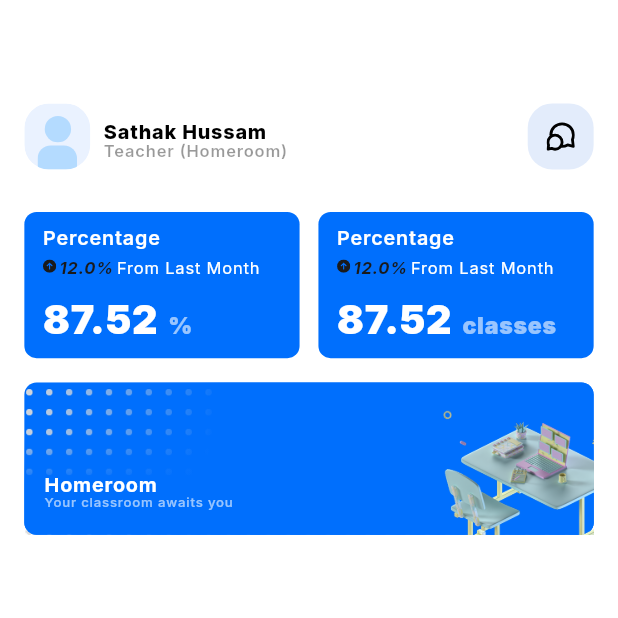
After one commit to dh3eraj/thepilot, a Flutter app: the HomeScreen screen opened by its route, on a phone screen of 412 x 824 dp, the top half of it. The commit adds this screen. Run offline on Flutter 3.47's test engine with Material 3 defaults, Android fonts, the phone set to English and light mode, and no system bars; our stand-ins replace flutter_screenutil, flutter_svg, go_router, google_fonts.

Commit message:
homeroom done

```diff
--- a/lib/config/routes/app_routes.dart
+++ b/lib/config/routes/app_routes.dart
@@ -1,4 +1,5 @@
 import 'package:go_router/go_router.dart';
+import 'package:thepilot/features/home/presentation/pages/home_screen.dart';
 import 'package:thepilot/features/login/presentation/pages/login_screen.dart';
 
 class AppRoutes {
@@ -11,6 +12,12 @@ class AppRoutes {
           return LoginScreen();
         },
       ),
+      GoRoute(
+        path: '/home',
+        builder: (context, state) {
+          return HomeScreen();
+        },
+      ),
     ],
   );
 }
--- /dev/null
+++ b/lib/core/constants/images.dart
@@ -0,0 +1,6 @@
+class Images {
+  static const String _baseUrl = 'assets/images';
+  static const String workspace = '$_baseUrl/workspace.png';
+    static const String dots = '$_baseUrl/dots.png';
+
+}
--- a/lib/core/constants/svgs.dart
+++ b/lib/core/constants/svgs.dart
@@ -1,5 +1,10 @@
 class Svgs {
   static const String _baseUrl = 'assets/svgs';
+  static String get baseUrl => _baseUrl;
   static const String image = '$_baseUrl/image.svg';
   static const String eyeClose = '$_baseUrl/eye-close.svg';
+  static const String messageChat = '$_baseUrl/message-chat.svg';
+  static const String avatar = '$_baseUrl/avatar.svg';
+  static const String arrowUpRounded = '$_baseUrl/arrow-up-rounded.svg';
+  static const String workspace = '$_baseUrl/workspace.svg';
 }
--- /dev/null
+++ b/lib/features/home/presentation/pages/home_screen.dart
@@ -0,0 +1,217 @@
+import 'package:flutter/material.dart';
+import 'package:flutter/rendering.dart';
+import 'package:flutter_screenutil/flutter_screenutil.dart';
+import 'package:google_fonts/google_fonts.dart';
+import 'package:thepilot/core/constants/images.dart';
+import 'package:thepilot/core/constants/svgs.dart';
+import 'package:thepilot/core/widgets/custom_image.dart';
+import 'package:thepilot/features/home/presentation/widgets/percentage_card.dart';
+
+class HomeScreen extends StatelessWidget {
+  const HomeScreen({super.key});
+
+  @override
+  Widget build(BuildContext context) {
+    return PopScope(
+      canPop: false,
+      child: Scaffold(
+        backgroundColor: Color(0xFFFFFFFF),
+        body: SingleChildScrollView(
+          child: Padding(
+            padding: const EdgeInsets.symmetric(horizontal: 16).r,
+            child: Column(
+              mainAxisAlignment: MainAxisAlignment.start,
+              crossAxisAlignment: CrossAxisAlignment.start,
+              mainAxisSize: MainAxisSize.min,
+              children: [
+                AppBar().preferredSize.height.verticalSpace,
+                Padding(
+                  padding: EdgeInsets.symmetric(vertical: 12).r,
+                  child: Row(
+                    mainAxisAlignment: MainAxisAlignment.start,
+                    crossAxisAlignment: CrossAxisAlignment.center,
+                    mainAxisSize: MainAxisSize.max,
+                    children: [
+                      ClipRRect(
+                        borderRadius: BorderRadius.circular(16).r,
+                        child: Container(
+                          width: 40.w,
+                          height: 40.w,
+                          alignment: Alignment.bottomCenter,
+                          decoration: BoxDecoration(
+                            color: Color(0xFFEAF2FF),
+                            borderRadius: BorderRadius.circular(16).r,
+                          ),
+                          child: CustomImage.svg(
+                            Svgs.avatar,
+                            width: 24.w,
+                            fit: BoxFit.fitWidth,
+                          ),
+                        ),
+                      ),
+                      8.horizontalSpace,
+                      Column(
+                        mainAxisAlignment: MainAxisAlignment.start,
+                        crossAxisAlignment: CrossAxisAlignment.start,
+                        mainAxisSize: MainAxisSize.min,
+                        children: [
+                          5.verticalSpace,
+                          Text(
+                            'Sathak Hussam',
+                            style: GoogleFonts.inter(
+                              color: Color(0xFF000000),
+                              fontSize: 12.sp,
+                              fontWeight: FontWeight.w800,
+                              letterSpacing: 0.5.sp,
+                              height: 1.sp,
+                            ),
+                          ),
+                          Text(
+                            'Teacher (Homeroom)',
+                            style: GoogleFonts.inter(
+                              color: Color(0x66000000),
+                              fontSize: 10.sp,
+                              fontWeight: FontWeight.w600,
+                              letterSpacing: 0.5.sp,
+                              height: 1.sp,
+                            ),
+                          ),
+                        ],
+                      ),
+                      Spacer(),
+                      Container(
+                        width: 40.w,
+                        height: 40.w,
+                        alignment: Alignment.center,
+                        decoration: BoxDecoration(
+                          color: Color(0xFFE3ECFB),
+                          borderRadius: BorderRadius.circular(16).r,
+                        ),
+                        child: CustomImage.svg(
+                          Svgs.messageChat,
+                          width: 18.w,
+                          height: 18.w,
+                        ),
+                      ),
+                    ],
+                  ),
+                ),
+                16.verticalSpace,
+                Row(
+                  mainAxisAlignment: MainAxisAlignment.spaceBetween,
+                  crossAxisAlignment: CrossAxisAlignment.center,
+                  mainAxisSize: MainAxisSize.max,
+                  children: [
+                    PercentageCard(increment: 12, total: 87.52, unit: '%'),
+                    PercentageCard(
+                      increment: 12,
+                      total: 87.52,
+                      unit: 'classes',
+                    ),
+                  ],
+                ),
+                16.verticalSpace,
+                Container(
+                  width: 1.sw,
+                  height: 100.h,
+                  alignment: Alignment.bottomCenter,
+                  decoration: BoxDecoration(
+                    color: Color(0xFF006FFD),
+                    borderRadius: BorderRadius.circular(8).r,
+                  ),
+                  child: Stack(
+                    children: [
+                      CustomImage(
+                        Images.dots,
+                        width: 100.sw,
+                        fit: BoxFit.fitWidth,
+                      ),
+                      Container(
+                        width: 1.sw,
+                        height: 100.w,
+                        decoration: BoxDecoration(
+                          borderRadius: BorderRadius.circular(8).r,
+                          gradient: LinearGradient(
+                            begin: FractionalOffset.topLeft,
+                            end: FractionalOffset.bottomRight,
+                            colors: [
+                              Color(0xFF006FFD).withValues(alpha: 0.0),
+                              Color(0xFF006FFD),
+                              Color(0xFF006FFD),
+                              Color(0xFF006FFD),
+                            ],
+                          ),
+                        ),
+                      ),
+                      Container(
+                        width: 1.sw,
+                        height: 100.w,
+                        decoration: BoxDecoration(
+                          borderRadius: BorderRadius.circular(8).r,
+                          gradient: LinearGradient(
+                            begin: FractionalOffset.topCenter,
+                            end: FractionalOffset.bottomCenter,
+                            colors: [
+                              Color(0xFF006FFD).withValues(alpha: 0.0),
+                              Color(0xFF006FFD).withValues(alpha: 0.0),
+                              Color(0xFF006FFD),
+                              Color(0xFF006FFD),
+                            ],
+                          ),
+                        ),
+                      ),
+                      Align(
+                        alignment: Alignment.bottomCenter,
+                        child: Row(
+                          mainAxisAlignment: MainAxisAlignment.spaceBetween,
+                          crossAxisAlignment: CrossAxisAlignment.end,
+                          mainAxisSize: MainAxisSize.max,
+                          children: [
+                            Padding(
+                              padding: const EdgeInsets.only(left: 12).w,
+                              child: Column(
+                                mainAxisAlignment: MainAxisAlignment.start,
+                                crossAxisAlignment: CrossAxisAlignment.start,
+                                mainAxisSize: MainAxisSize.min,
+                                children: [
+                                  Text(
+                                    'Homeroom',
+                                    style: GoogleFonts.inter(
+                                      color: Color(0xFFFFFFFF),
+                                      fontSize: 12.sp,
+                                      fontWeight: FontWeight.w700,
+                                      letterSpacing: 0.5.sp,
+                                      height: 1.sp,
+                                    ),
+                                  ),
+                                  Text(
+                                    'Your classroom awaits you',
+                                    style: GoogleFonts.inter(
+                                      color: Color(
+                                        0xFFFFFFFF,
+                                      ).withValues(alpha: 0.6),
+                                      fontSize: 8.sp,
+                                      fontWeight: FontWeight.w500,
+                                      letterSpacing: 0.5.sp,
+                                      height: 1.sp,
+                                    ),
+                                  ),
+                                  16.verticalSpace,
+                                ],
+                              ),
+                            ),
+                            CustomImage(Images.workspace, width: 93.w),
+                          ],
+                        ),
+                      ),
+                    ],
+                  ),
+                ),
+              ],
+            ),
+          ),
+        ),
+      ),
+    );
+  }
+}
--- /dev/null
+++ b/lib/features/home/presentation/widgets/percentage_card.dart
@@ -0,0 +1,113 @@
+import 'package:flutter/material.dart';
+import 'package:flutter_screenutil/flutter_screenutil.dart';
+import 'package:google_fonts/google_fonts.dart';
+import 'package:thepilot/core/constants/svgs.dart';
+import 'package:thepilot/core/widgets/custom_image.dart';
+
+class PercentageCard extends StatelessWidget {
+  final double increment;
+  final double total;
+  final String unit;
+  const PercentageCard({
+    super.key,
+    required this.increment,
+    required this.total, required this.unit,
+  });
+
+  @override
+  Widget build(BuildContext context) {
+    return Container(
+      width: 167.w,
+      height: 96.h,
+      padding: EdgeInsets.symmetric(vertical: 10, horizontal: 12).r,
+      alignment: Alignment.topLeft,
+      decoration: BoxDecoration(
+        color: Color(0xFF006FFD),
+        borderRadius: BorderRadius.circular(8).r,
+      ),
+      child: Column(
+        mainAxisAlignment: MainAxisAlignment.start,
+        crossAxisAlignment: CrossAxisAlignment.start,
+        mainAxisSize: MainAxisSize.min,
+        children: [
+          Text(
+            'Percentage',
+            style: GoogleFonts.inter(
+              color: Color(0xFFFFFFFF),
+              fontSize: 12.sp,
+              fontWeight: FontWeight.w600,
+              letterSpacing: 0.5.sp,
+              height: 1.sp,
+            ),
+          ),
+          7.verticalSpace,
+          RichText(
+            text: TextSpan(
+              children: [
+                WidgetSpan(
+                  alignment: PlaceholderAlignment.middle,
+                  child: CustomImage.svg(
+                    Svgs.arrowUpRounded,
+                    width: 8.w,
+                    height: 8.w,
+                  ),
+                ),
+                WidgetSpan(child: 2.horizontalSpace),
+                TextSpan(
+                  text: '$increment%',
+                  style: GoogleFonts.inter(
+                    color: Color(0xFF1A1A1A),
+                    fontSize: 10.sp,
+                    fontWeight: FontWeight.w700,
+                    fontStyle: FontStyle.italic,
+                    letterSpacing: 0.5.r,
+                    height: 1.r,
+                  ),
+                ),
+                WidgetSpan(child: 2.horizontalSpace),
+                TextSpan(
+                  text: 'From Last Month',
+                  style: GoogleFonts.inter(
+                    color: Color(0xFFFFFFFF),
+                    fontSize: 10.sp,
+                    fontWeight: FontWeight.w400,
+                    letterSpacing: 0.5.sp,
+                    height: 1.sp,
+                  ),
+                ),
+              ],
+            ),
+          ),
+          Spacer(),
+          RichText(
+            text: TextSpan(
+              children: [
+                TextSpan(
+                  text: '$total',
+                  style: GoogleFonts.inter(
+                    color: Color(0xFFFFFFFF),
+                    fontSize: 24.sp,
+                    fontWeight: FontWeight.w900,
+                    letterSpacing: 0.5.sp,
+                    height: 1.sp,
+                  ),
+                ),
+                WidgetSpan(child: 6.horizontalSpace),
+                TextSpan(
+                  text: unit,
+                  style: GoogleFonts.inter(
+                    color: Color(0xFFFFFFFF).withValues(alpha: 0.6),
+                    fontSize: 14.sp,
+                    fontWeight: FontWeight.w900,
+                    letterSpacing: 0.5.r,
+                    height: 1.r,
+                  ),
+                ),
+              ],
+            ),
+          ),
+        ],
+      ),
+    );
+  }
+}
--- a/lib/features/login/presentation/pages/login_screen.dart
+++ b/lib/features/login/presentation/pages/login_screen.dart
@@ -1,5 +1,6 @@
 import 'package:flutter/material.dart';
 import 'package:flutter_screenutil/flutter_screenutil.dart';
+import 'package:go_router/go_router.dart';
 import 'package:google_fonts/google_fonts.dart';
 import 'package:thepilot/config/theme/text_themes.dart';
 import 'package:thepilot/core/constants/svgs.dart';
@@ -13,7 +14,9 @@ class LoginScreen extends StatelessWidget {
 
   @override
   Widget build(BuildContext context) {
-    return Scaffold(
+    return PopScope(
+      canPop: false,
+      child: Scaffold(
         backgroundColor: Color(0xFFFFFFFF),
         body: SingleChildScrollView(
           child: Column(
@@ -76,7 +79,12 @@ class LoginScreen extends StatelessWidget {
                       textAlign: TextAlign.center,
                     ),
                     24.verticalSpace,
-                  ActionButton('Login'),
+                    ActionButton(
+                      'Login',
+                      onTap: () {
+                        context.go('/home');
+                      },
+                    ),
                     16.verticalSpace,
                     Center(
                       child: RichText(
@@ -140,6 +148,7 @@ class LoginScreen extends StatelessWidget {
             ],
           ),
         ),
+      ),
     );
   }
 }
--- a/pubspec.yaml
+++ b/pubspec.yaml
@@ -23,3 +23,4 @@ flutter:
 
   assets:
   - assets/svgs/
+  - assets/images/
```
Also changed, not shown: assets/images/dots.png (added), assets/images/workspace.png (added), assets/svgs/arrow-up-rounded.svg (added), assets/svgs/avatar.svg (added), assets/svgs/message-chat.svg (added). Lines whose indentation alone changed are shown as unchanged.
